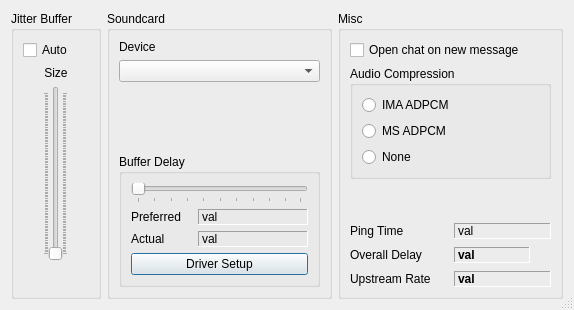
This is src/clientsettingsdlgbase.ui in Daninet/jamulus as Qt 5 draws it before an edit. The edited form follows.
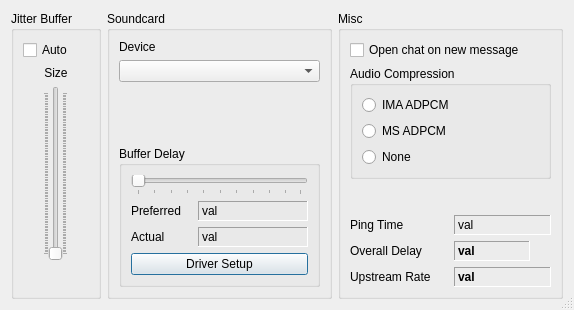
This is the edited form. Icons and pictures are not drawn. Custom widgets are drawn as their Qt base class.

```diff
--- a/src/clientsettingsdlgbase.ui
+++ b/src/clientsettingsdlgbase.ui
@@ -251,7 +251,7 @@
              <property name="minimumSize" >
               <size>
                <width>110</width>
-               <height>0</height>
+               <height>20</height>
               </size>
              </property>
              <property name="frameShape" >
@@ -281,7 +281,7 @@
              <property name="minimumSize" >
               <size>
                <width>110</width>
-               <height>0</height>
+               <height>20</height>
               </size>
              </property>
              <property name="frameShape" >
@@ -386,7 +386,7 @@
           <property name="minimumSize" >
            <size>
             <width>50</width>
-            <height>0</height>
+            <height>20</height>
            </size>
           </property>
           <property name="frameShape" >
@@ -427,7 +427,7 @@
             <property name="minimumSize" >
              <size>
               <width>50</width>
-              <height>0</height>
+              <height>20</height>
              </size>
             </property>
             <property name="font" >
@@ -484,6 +484,12 @@
         </item>
         <item>
          <widget class="QLabel" name="TextUpstreamValue" >
+          <property name="minimumSize" >
+           <size>
+            <width>0</width>
+            <height>20</height>
+           </size>
+          </property>
           <property name="font" >
            <font>
             <weight>75</weight>
```
